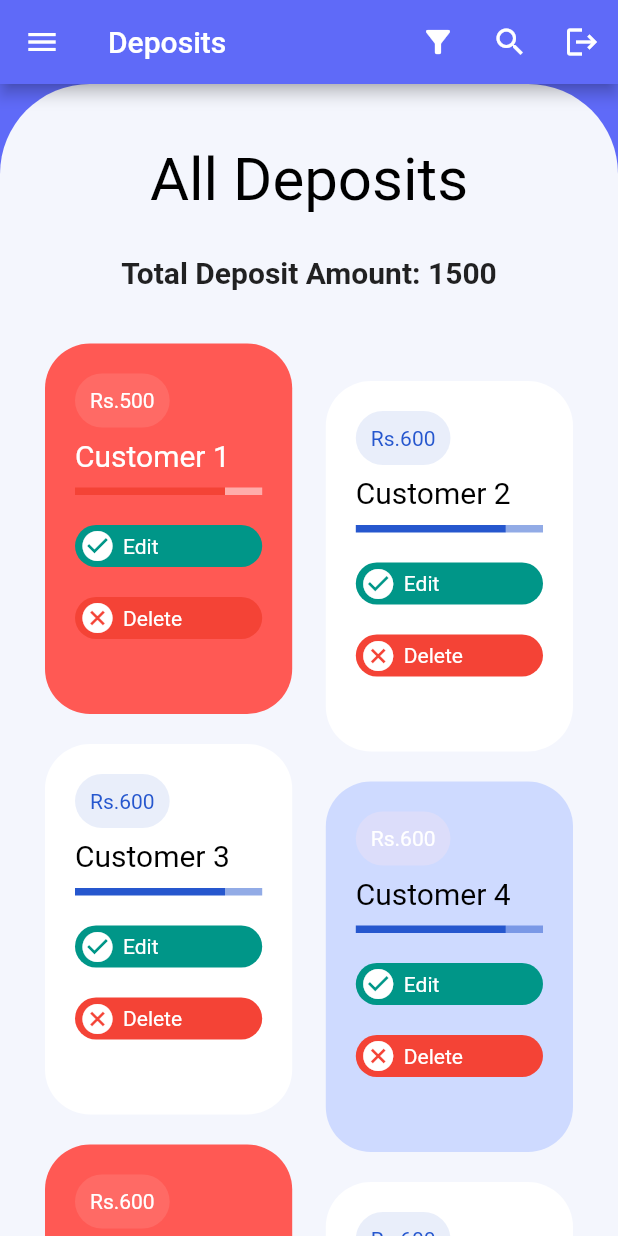
After one commit to frozenparadox99/waterkard-ui, a Flutter app: the DepositeList screen opened directly, after a tap on "Edit", on a phone screen of 412 x 824 dp. The commit adds this screen. Run offline on Flutter 3.47's test engine with Material 2 defaults, Android fonts, the phone set to English and light mode, and no system bars; our stand-ins replace dropdown_formfield, firebase_auth, firebase_core, introduction_screen, open_file, pdf and 1 more; missing offline and left inert: card_settings; accounts and stored records are empty.

Commit message:
added: list deposits

```diff
--- /dev/null
+++ b/lib/ui/pages/deposite_pages/deposite_list.dart
@@ -0,0 +1,224 @@
+import 'package:flutter/material.dart';
+import 'package:waterkard/ui/widgets/Sidebar.dart';
+class DepositeList extends StatefulWidget {
+  @override
+  _DepositeListState createState() => _DepositeListState();
+}
+
+class _DepositeListState extends State<DepositeList> {
+
+  @override
+  Widget build(BuildContext context) {
+
+    return Scaffold(
+      backgroundColor: Color(0xFF5F6AF8),
+
+      drawer: Sidebar(),
+      appBar: AppBar(
+        title: Text('Deposits'),
+        actions: [
+          IconButton(
+            icon: Icon(Icons.filter_alt),
+            onPressed: ()  {},
+          ),
+          IconButton(
+            icon: Icon(Icons.search),
+            onPressed: ()  {},
+          ),
+          IconButton(
+            icon: Icon(Icons.logout),
+            onPressed: () async {
+              // await FirebaseAuth.instance.signOut();
+              // Navigator.pushReplacement(
+              //     context, MaterialPageRoute(builder: (context) => VendorLoginPage()));
+            },
+          )
+        ],
+      ),
+      body: Container(
+        padding: EdgeInsets.only(top: 40, left: 30, right: 30),
+        decoration: BoxDecoration(
+            color: Color(0xfff4f6fd),
+            borderRadius: BorderRadius.only(
+              topLeft: Radius.circular(60),
+              topRight: Radius.circular(60),
+            )
+        ),
+        child: Column(
+          crossAxisAlignment: CrossAxisAlignment.start,
+          children: <Widget>[
+            // Row(
+            //   mainAxisAlignment: MainAxisAlignment.spaceBetween,
+            //   children: <Widget>[
+            //     Text("Hello Developers", style: TextStyle(
+            //         fontSize: 20,
+            //         color: Colors.blueAccent
+            //     ),),
+            //     Container(
+            //       height: 40,
+            //       width: 40,
+            //
+            //     )
+            //   ],
+            // ),
+            Center(
+              child: Text("All Deposits", style: TextStyle(color: Colors.black, fontSize: 40),),
+            ),
+            SizedBox(height: 25,),
+            Center(
+              child: Text('Total Deposit Amount: 1500', style: TextStyle(
+                  fontSize: 20,
+                  height: 1.3,
+                  fontWeight: FontWeight.w700
+              ),),
+            ),
+            SizedBox(
+              height: 10,
+            ),
+            Expanded(
+              child: SafeArea(
+                child: SingleChildScrollView(
+                  child: Row(
+                    mainAxisAlignment: MainAxisAlignment.spaceBetween,
+                    children: <Widget>[
+                      Container(
+                        width: MediaQuery.of(context).size.width*0.4,
+                        child: Column(
+                          mainAxisAlignment: MainAxisAlignment.spaceBetween,
+                          children: <Widget>[
+                            courseWidget('Rs.500', 'Customer 1', 'img1', Color(0xffff6a65), Color(0xffff5954)),
+                            SizedBox(height: 20,),
+                            courseWidget('Rs.600', 'Customer 3', 'img2', Color(0xffe9eefa), Colors.white),
+                            SizedBox(height: 20,),
+                            courseWidget('Rs.600', 'Customer 5', 'img1', Color(0xffff6a65), Color(0xffff5954)),
+                          ],
+                        ),
+                      ),
+                      Container(
+                        width: MediaQuery.of(context).size.width*0.4,
+                        child: Column(
+                          mainAxisAlignment: MainAxisAlignment.spaceBetween,
+                          children: <Widget>[
+                            SizedBox(height: 50,),
+                            courseWidget('Rs.600', 'Customer 2', 'img3', Color(0xffe9eefa), Colors.white),
+                            SizedBox(height: 20,),
+                            courseWidget('Rs.600', 'Customer 4', 'img4', Color(0xffbdcddfa), Color(0xffcedaff)),
+                            SizedBox(height: 20,),
+                            courseWidget('Rs.600', 'Customer 6', 'img3', Color(0xffe9eefa), Colors.white),
+                          ],
+                        ),
+                      ),
+
+                    ],
+                  ),
+                ),
+              ),
+            ),
+
+          ],
+        ),
+      ),
+    );
+  }
+  Container courseWidget(String category, String title, String img, Color categoryColor, Color bgColor)
+  {
+    return Container(
+      padding: EdgeInsets.only(top: 20, left: 20, right: 20, bottom: 10),
+      decoration: BoxDecoration(
+        color: bgColor,
+        borderRadius: BorderRadius.all(Radius.circular(30)),
+      ),
+      child: InkWell(
+        onTap: (){},
+        child: Column(
+          crossAxisAlignment: CrossAxisAlignment.start,
+          children: <Widget>[
+            Container(
+              padding: EdgeInsets.all(10),
+              decoration: BoxDecoration(
+                color: categoryColor,
+                borderRadius: BorderRadius.all(Radius.circular(20)),
+
+              ),
+              child: Text('$category', style: TextStyle(
+                  color: (categoryColor == Color(0xffe9eefa) ? Color(0xff2657ce) : Colors.white)
+              ),),
+            ),
+            SizedBox(height: 10,),
+            Text('$title', style: TextStyle(
+              color: (bgColor == Color(0xffff5954)) ? Colors.white : Colors.black,
+              fontSize: 20,
+              height: 1,
+            ),),
+            SizedBox(height: 10,),
+            Row(
+              children: <Widget>[
+                Container(
+                  height: 5,
+                  width: 100,
+                  color: (bgColor == Color(0xffff5954)) ? Colors.red : Color(0xff2657ce),
+                ),
+                Expanded(
+                  child: Container(
+                    height: 5,
+                    color: (bgColor == Color(0xffff5954)) ? Colors.white.withOpacity(0.5) : Color(0xff2657ce).withOpacity(0.5),
+                  ),
+                )
+              ],
+            ),
+            SizedBox(height: 20,),
+            Status(status: true,),
+            SizedBox(height: 20,),
+            Status(status: false,),
+            SizedBox(height: 40,),
+
+          ],
+        ),
+      ),
+    );
+  }
+
+
+}
+
+class Status extends StatelessWidget {
+  bool status;
+  Status({this.status});
+  @override
+  Widget build(BuildContext context) {
+    return Container(
+
+      height: 28,
+      decoration: BoxDecoration(
+        borderRadius: BorderRadius.circular(100),
+        color: status ? Colors.teal : Colors.red,
+      ),
+      child: InkWell(
+        onTap: (){
+          // Navigator.pushReplacement(
+          //     context, MaterialPageRoute(builder: (context) => EditDriver()));
+        },
+        child: Row(
+          children: [
+            SizedBox(width: 3),
+            status ?
+            Icon(
+              Icons.check_circle,
+              color: Colors.white,
+            ): Icon(
+              Icons.cancel,
+              color: Colors.white,
+            ),
+            SizedBox(width: 5),
+            Text(
+              status ? "Edit" : "Delete",
+              style: TextStyle(
+                color: Colors.white,
+              ),
+            )
+          ],
+        ),
+      ),
+    );
+  }
+}
--- a/lib/ui/widgets/Sidebar.dart
+++ b/lib/ui/widgets/Sidebar.dart
@@ -2,6 +2,7 @@ import 'package:flutter/material.dart';
 import 'package:waterkard/ui/pages/add_driver_pages/all_drivers.dart';
 import 'package:waterkard/ui/pages/add_new_group_pages/list_groups.dart';
 import 'package:waterkard/ui/pages/customer_payment_pages/customer_payment_list.dart';
+import 'package:waterkard/ui/pages/deposite_pages/deposite_list.dart';
 import 'package:waterkard/ui/pages/driver_payment_pages/driver_payment_list.dart';
 import 'package:waterkard/ui/pages/inventory_pages/daily_inventory/daily_inventory_load.dart';
 import 'package:waterkard/ui/pages/inventory_pages/total_inventory/total_inventory_add.dart';
@@ -126,6 +127,32 @@ class Sidebar extends StatelessWidget {
               ),
             ],
           ),
+          ExpansionTile(
+            leading: Icon(Icons.store),
+            title: Text('My Shop'),
+
+            children: [
+              // ignore: deprecated_member_use
+
+              ListTile(
+
+                title: Text('Deposits'),
+                onTap: () {
+                  Navigator.push(context,
+                      MaterialPageRoute(builder: (context) => DepositeList()));
+                },
+              ),
+              // ignore: deprecated_member_use
+              ListTile(
+
+                title: Text('Dispensers'),
+                onTap: () {
+                  Navigator.push(context,
+                      MaterialPageRoute(builder: (context) => DepositeList()));
+                },
+              ),
+            ],
+          ),
           Divider(),
           ListTile(
             leading: Icon(Icons.inventory),
```
Also changed, not shown: lib/ui/pages/deposite_pages/deposite_update.dart (added).
